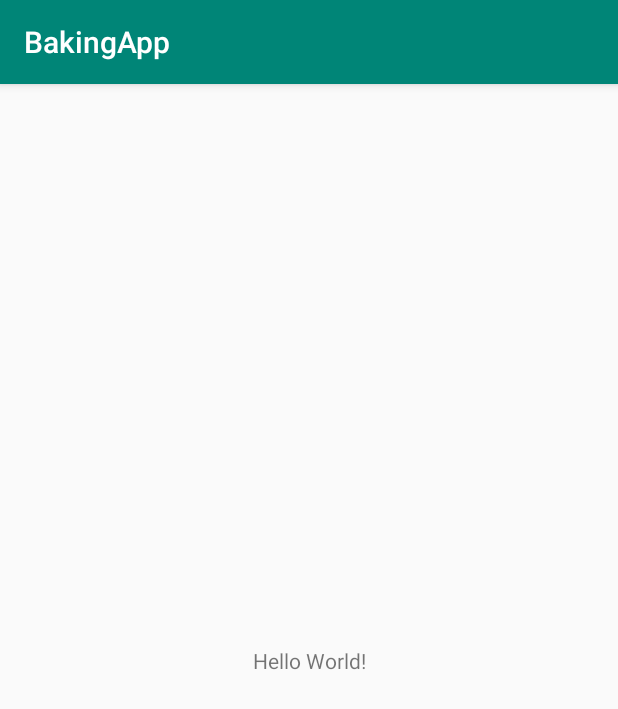
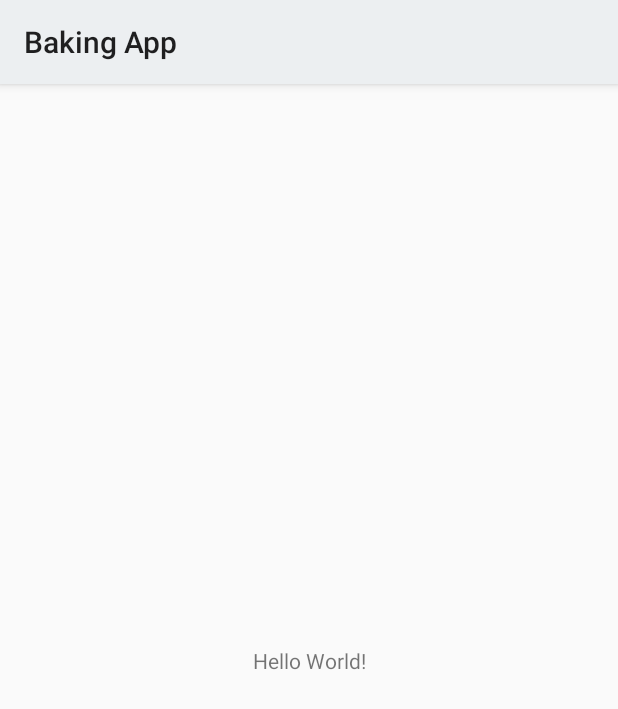
Before and after one commit to sauravchhabra/BakingApp, an Android app: the screen it shows after launch (MainActivity), on a phone screen of 412 x 824 dp. Shown: the top 709 px of the screen. Run offline under Robolectric (Android 15) with nearby library versions, the phone set to English and light mode, and no system bars.

Commit message:
Added the layout for app widget. Need to implement the functionality

```diff
--- a/app/src/main/res/drawable/ic_keyboard_arrow_left_white_24dp.xml
+++ /dev/null
@@ -1,5 +0,0 @@
-<vector android:height="24dp" android:tint="#FFFFFF"
-    android:viewportHeight="24.0" android:viewportWidth="24.0"
-    android:width="24dp" xmlns:android="http://schemas.android.com/apk/res/android">
-    <path android:fillColor="#FF000000" android:pathData="M15.41,16.09l-4.58,-4.59 4.58,-4.59L14,5.5l-6,6 6,6z"/>
-</vector>
--- a/app/src/main/res/drawable/ic_keyboard_arrow_right_white_24dp.xml
+++ /dev/null
@@ -1,5 +0,0 @@
-<vector android:height="24dp" android:tint="#FFFFFF"
-    android:viewportHeight="24.0" android:viewportWidth="24.0"
-    android:width="24dp" xmlns:android="http://schemas.android.com/apk/res/android">
-    <path android:fillColor="#FF000000" android:pathData="M8.59,16.34l4.58,-4.59 -4.58,-4.59L10,5.75l6,6 -6,6z"/>
-</vector>
--- a/app/src/main/res/drawable/ic_library_add_white_24dp.xml
+++ /dev/null
@@ -1,5 +0,0 @@
-<vector android:height="24dp" android:tint="#FFFFFF"
-    android:viewportHeight="24.0" android:viewportWidth="24.0"
-    android:width="24dp" xmlns:android="http://schemas.android.com/apk/res/android">
-    <path android:fillColor="#FF000000" android:pathData="M4,6L2,6v14c0,1.1 0.9,2 2,2h14v-2L4,20L4,6zM20,2L8,2c-1.1,0 -2,0.9 -2,2v12c0,1.1 0.9,2 2,2h12c1.1,0 2,-0.9 2,-2L22,4c0,-1.1 -0.9,-2 -2,-2zM19,11h-4v4h-2v-4L9,11L9,9h4L13,5h2v4h4v2z"/>
-</vector>
--- /dev/null
+++ b/app/src/main/res/values-v23/styles.xml
@@ -0,0 +1,11 @@
+<?xml version="1.0" encoding="utf-8"?>
+<resources>
+
+    <style name="AppTheme" parent="Theme.AppCompat.DayNight">
+        <!-- Customize your theme here. -->
+        <item name="colorPrimary">@color/colorPrimary</item>
+        <item name="colorPrimaryDark">@color/colorPrimaryDark</item>
+        <item name="colorAccent">@color/colorAccent</item>
+        <item name="android:windowLightStatusBar">true</item>
+    </style>
+</resources>
--- a/app/src/main/res/values/colors.xml
+++ b/app/src/main/res/values/colors.xml
@@ -1,6 +1,8 @@
 <?xml version="1.0" encoding="utf-8"?>
 <resources>
-    <color name="colorPrimary">#008577</color>
-    <color name="colorPrimaryDark">#00574B</color>
-    <color name="colorAccent">#D81B60</color>
+    <color name="colorPrimary">#eceff1</color>
+    <color name="colorPrimaryDark">#cfd8dc</color>
+    <color name="colorAccent">#03a9f4</color>
+    <color name="colorPrimaryOldDevices">#607d8b</color>
+    <color name="colorPrimaryDarkOldDevices">#546e7a</color>
 </resources>
--- /dev/null
+++ b/app/src/main/res/values/dimens.xml
@@ -0,0 +1,5 @@
+<?xml version="1.0" encoding="utf-8"?>
+<!--TODO: Define the  height and width here of all the qualifiers-->
+<resources>
+    <dimen name="widget_min_value">180dp</dimen>
+</resources>
--- a/app/src/main/res/values/styles.xml
+++ b/app/src/main/res/values/styles.xml
@@ -3,8 +3,8 @@
     <!-- Base application theme. -->
     <style name="AppTheme" parent="Theme.AppCompat.Light.DarkActionBar">
         <!-- Customize your theme here. -->
-        <item name="colorPrimary">@color/colorPrimary</item>
-        <item name="colorPrimaryDark">@color/colorPrimaryDark</item>
+        <item name="colorPrimary">@color/colorPrimaryOldDevices</item>
+        <item name="colorPrimaryDark">@color/colorPrimaryDarkOldDevices</item>
         <item name="colorAccent">@color/colorAccent</item>
     </style>
 
```
Also changed, not shown: app/src/main/res/drawable/ic_keyboard_arrow_left_black_24dp.xml (added, +9 -0 lines), app/src/main/res/drawable/ic_keyboard_arrow_right_black_24dp.xml (added, +9 -0 lines), app/src/main/res/drawable/ic_library_add_black_24dp.xml (added, +9 -0 lines), app/src/main/res/layout/app_widget_layout.xml (added, +36 -0 lines), app/src/main/res/menu/main_menu.xml (added, +10 -0 lines), app/src/main/res/values/strings.xml (+8 -1 lines), app/src/main/res/xml/app_widget.xml (added, +11 -0 lines).
